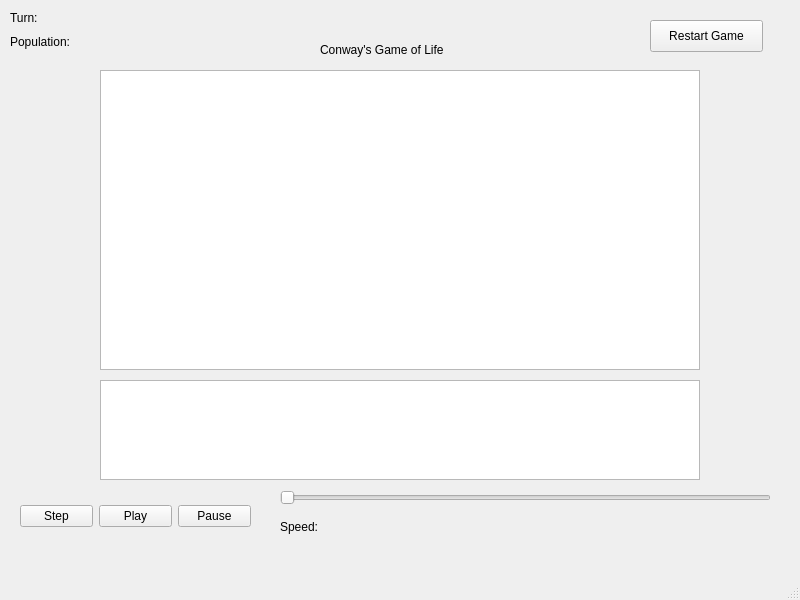
Qt form mainwindow.ui (jackjj1125/HW5) before a commit.
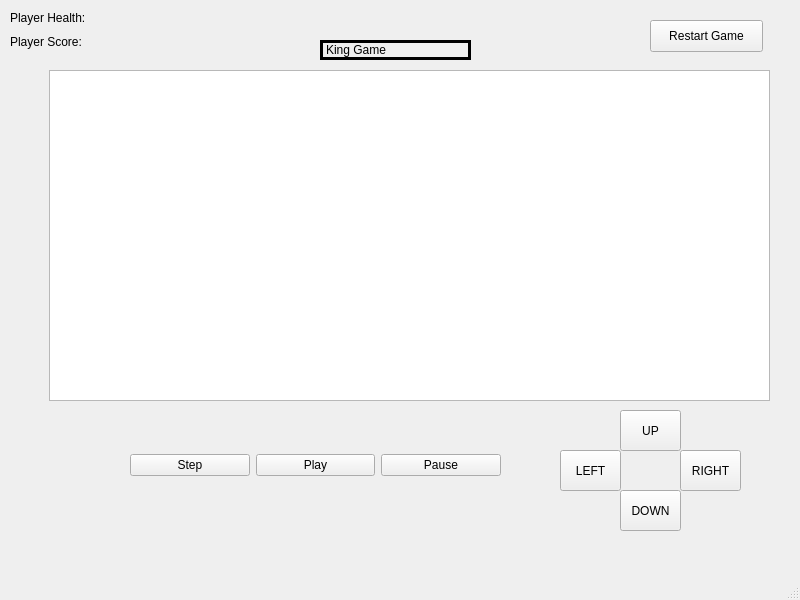
The same form after that commit.

Patch:
```diff
--- a/mainwindow.ui
+++ b/mainwindow.ui
@@ -17,10 +17,10 @@
    <widget class="QWidget" name="horizontalLayoutWidget">
     <property name="geometry">
      <rect>
-      <x>20</x>
-      <y>491</y>
-      <width>231</width>
-      <height>51</height>
+      <x>130</x>
+      <y>410</y>
+      <width>371</width>
+      <height>111</height>
      </rect>
     </property>
     <layout class="QHBoxLayout" name="horizontalLayout">
@@ -47,32 +47,6 @@
      </item>
     </layout>
    </widget>
-   <widget class="QWidget" name="verticalLayoutWidget">
-    <property name="geometry">
-     <rect>
-      <x>280</x>
-      <y>490</y>
-      <width>491</width>
-      <height>52</height>
-     </rect>
-    </property>
-    <layout class="QVBoxLayout" name="verticalLayout">
-     <item>
-      <widget class="QSlider" name="speedSlider">
-       <property name="orientation">
-        <enum>Qt::Horizontal</enum>
-       </property>
-      </widget>
-     </item>
-     <item>
-      <widget class="QLabel" name="speedLabel">
-       <property name="text">
-        <string>Speed:</string>
-       </property>
-      </widget>
-     </item>
-    </layout>
-   </widget>
    <widget class="QWidget" name="verticalLayoutWidget_2">
     <property name="geometry">
      <rect>
@@ -86,14 +60,14 @@
      <item>
       <widget class="QLabel" name="label">
        <property name="text">
-        <string>Turn:</string>
+        <string>Player Health:</string>
        </property>
       </widget>
      </item>
      <item>
       <widget class="QLabel" name="label_2">
        <property name="text">
-        <string>Population:</string>
+        <string>Player Score:</string>
        </property>
       </widget>
      </item>
@@ -102,20 +76,10 @@
    <widget class="QGraphicsView" name="gameGraphicsView">
     <property name="geometry">
      <rect>
-      <x>100</x>
+      <x>49</x>
       <y>70</y>
-      <width>600</width>
-      <height>300</height>
-     </rect>
-    </property>
-   </widget>
-   <widget class="QGraphicsView" name="graphGraphicsView">
-    <property name="geometry">
-     <rect>
-      <x>100</x>
-      <y>380</y>
-      <width>600</width>
-      <height>100</height>
+      <width>721</width>
+      <height>331</height>
      </rect>
     </property>
    </widget>
@@ -141,8 +105,66 @@
       <height>20</height>
      </rect>
     </property>
+    <property name="frameShape">
+     <enum>QFrame::Panel</enum>
+    </property>
+    <property name="lineWidth">
+     <number>3</number>
+    </property>
     <property name="text">
-     <string>Conway's Game of Life</string>
+     <string>King Game</string>
+    </property>
+   </widget>
+   <widget class="QToolButton" name="toolButton">
+    <property name="geometry">
+     <rect>
+      <x>620</x>
+      <y>410</y>
+      <width>61</width>
+      <height>41</height>
+     </rect>
+    </property>
+    <property name="text">
+     <string>UP</string>
+    </property>
+   </widget>
+   <widget class="QToolButton" name="toolButton_2">
+    <property name="geometry">
+     <rect>
+      <x>560</x>
+      <y>450</y>
+      <width>61</width>
+      <height>41</height>
+     </rect>
+    </property>
+    <property name="text">
+     <string>LEFT</string>
+    </property>
+   </widget>
+   <widget class="QToolButton" name="toolButton_3">
+    <property name="geometry">
+     <rect>
+      <x>680</x>
+      <y>450</y>
+      <width>61</width>
+      <height>41</height>
+     </rect>
+    </property>
+    <property name="text">
+     <string>RIGHT</string>
+    </property>
+   </widget>
+   <widget class="QToolButton" name="toolButton_4">
+    <property name="geometry">
+     <rect>
+      <x>620</x>
+      <y>490</y>
+      <width>61</width>
+      <height>41</height>
+     </rect>
+    </property>
+    <property name="text">
+     <string>DOWN</string>
     </property>
    </widget>
   </widget>
```
Left out of the diff: 2 changed lines with no effect on the pictures.
